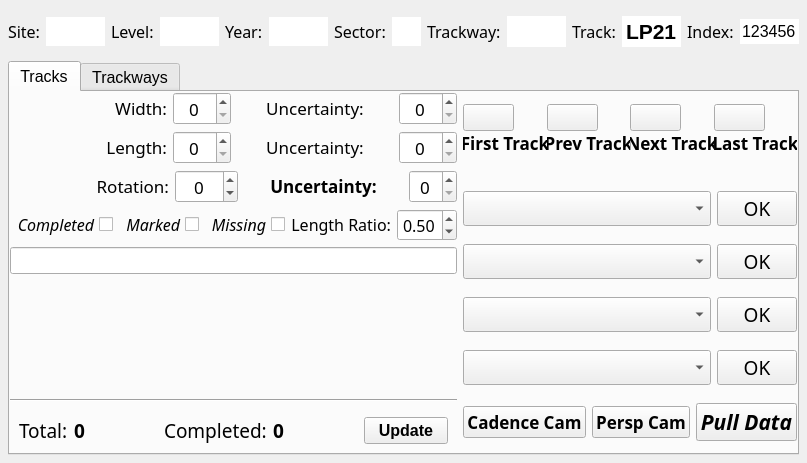
Above: resources/widget/tools/TrackwayManagerWidget/TrackwayManagerWidget.ui from sernst/Cadence before the change. Below: the same form after it.
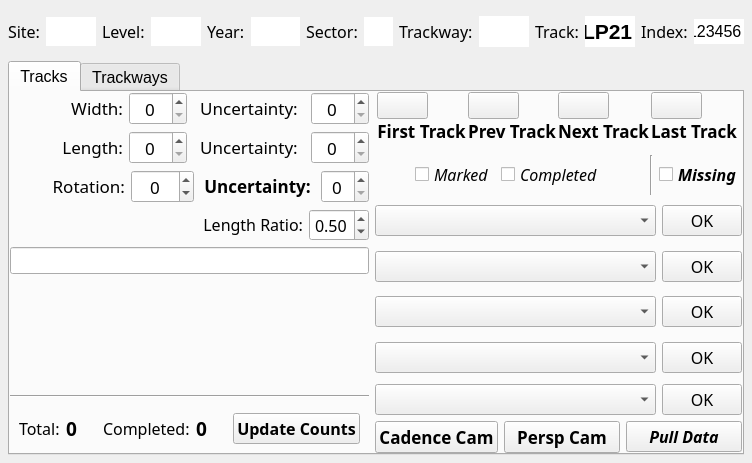
That is the form after the change. Icons and pictures are not drawn.

Commit message: KAS:  Added batched queries, many new functions to UI.  Operational and usable, with minor convenience features to be added.

Diff of the .ui file:
```diff
--- a/resources/widget/tools/TrackwayManagerWidget/TrackwayManagerWidget.ui
+++ b/resources/widget/tools/TrackwayManagerWidget/TrackwayManagerWidget.ui
@@ -795,54 +795,6 @@
              <property name="margin">
               <number>0</number>
              </property>
-             <item>
-              <widget class="QCheckBox" name="completedCkbx">
-               <property name="font">
-                <font>
-                 <italic>true</italic>
-                </font>
-               </property>
-               <property name="layoutDirection">
-                <enum>Qt::RightToLeft</enum>
-               </property>
-               <property name="text">
-                <string>Completed</string>
-               </property>
-               <property name="autoRepeatInterval">
-                <number>100</number>
-               </property>
-              </widget>
-             </item>
-             <item>
-              <widget class="QCheckBox" name="markedCkbx">
-               <property name="font">
-                <font>
-                 <italic>true</italic>
-                </font>
-               </property>
-               <property name="layoutDirection">
-                <enum>Qt::RightToLeft</enum>
-               </property>
-               <property name="text">
-                <string>Marked</string>
-               </property>
-              </widget>
-             </item>
-             <item>
-              <widget class="QCheckBox" name="missingCkbx">
-               <property name="font">
-                <font>
-                 <italic>true</italic>
-                </font>
-               </property>
-               <property name="layoutDirection">
-                <enum>Qt::RightToLeft</enum>
-               </property>
-               <property name="text">
-                <string>Missing</string>
-               </property>
-              </widget>
-             </item>
              <item>
               <widget class="QLabel" name="lbl_22">
                <property name="sizePolicy">
@@ -870,7 +822,7 @@
              <item>
               <widget class="QDoubleSpinBox" name="lengthRatioSbx">
                <property name="sizePolicy">
-                <sizepolicy hsizetype="Expanding" vsizetype="Fixed">
+                <sizepolicy hsizetype="Fixed" vsizetype="Fixed">
                  <horstretch>0</horstretch>
                  <verstretch>0</verstretch>
                 </sizepolicy>
@@ -948,8 +900,8 @@
                </property>
                <property name="font">
                 <font>
-                 <family>Abadi MT Condensed Extra Bold</family>
-                 <pointsize>14</pointsize>
+                 <family>Abadi MT Condensed Light</family>
+                 <pointsize>12</pointsize>
                  <weight>50</weight>
                  <bold>false</bold>
                 </font>
@@ -990,8 +942,8 @@
                </property>
                <property name="font">
                 <font>
-                 <family>Abadi MT Condensed Extra Bold</family>
-                 <pointsize>14</pointsize>
+                 <family>Abadi MT Condensed Light</family>
+                 <pointsize>12</pointsize>
                  <weight>50</weight>
                  <bold>false</bold>
                  <kerning>false</kerning>
@@ -1025,8 +977,16 @@
              </item>
              <item>
               <widget class="QPushButton" name="countsBtn">
+               <property name="sizePolicy">
+                <sizepolicy hsizetype="Expanding" vsizetype="Fixed">
+                 <horstretch>0</horstretch>
+                 <verstretch>0</verstretch>
+                </sizepolicy>
+               </property>
                <property name="font">
                 <font>
+                 <family>Abadi MT Condensed Extra Bold</family>
+                 <pointsize>12</pointsize>
                  <weight>75</weight>
                  <bold>true</bold>
                 </font>
@@ -1038,7 +998,7 @@
                 <enum>Qt::LeftToRight</enum>
                </property>
                <property name="text">
-                <string>Update</string>
+                <string>Update Counts</string>
                </property>
               </widget>
              </item>
@@ -1062,7 +1022,7 @@
            <pointsize>12</pointsize>
           </font>
          </property>
-         <layout class="QVBoxLayout" name="verticalLayout">
+         <layout class="QVBoxLayout" name="verticalLayout" stretch="1,0,1,1,1,1,1,0,0">
           <property name="margin">
            <number>0</number>
           </property>
@@ -1141,8 +1101,8 @@
                   </property>
                   <property name="iconSize">
                    <size>
-                    <width>28</width>
-                    <height>28</height>
+                    <width>24</width>
+                    <height>24</height>
                    </size>
                   </property>
                   <property name="flat">
@@ -1228,8 +1188,8 @@
                   </property>
                   <property name="iconSize">
                    <size>
-                    <width>28</width>
-                    <height>28</height>
+                    <width>24</width>
+                    <height>24</height>
                    </size>
                   </property>
                   <property name="flat">
@@ -1315,8 +1275,8 @@
                   </property>
                   <property name="iconSize">
                    <size>
-                    <width>28</width>
-                    <height>28</height>
+                    <width>24</width>
+                    <height>24</height>
                    </size>
                   </property>
                   <property name="flat">
@@ -1402,8 +1362,8 @@
                   </property>
                   <property name="iconSize">
                    <size>
-                    <width>28</width>
-                    <height>28</height>
+                    <width>24</width>
+                    <height>24</height>
                    </size>
                   </property>
                   <property name="flat">
@@ -1470,10 +1430,111 @@
             </layout>
            </widget>
           </item>
+          <item>
+           <widget class="QWidget" name="flagWidget" native="true">
+            <property name="sizePolicy">
+             <sizepolicy hsizetype="Preferred" vsizetype="Expanding">
+              <horstretch>0</horstretch>
+              <verstretch>0</verstretch>
+             </sizepolicy>
+            </property>
+            <property name="contextMenuPolicy">
+             <enum>Qt::DefaultContextMenu</enum>
+            </property>
+            <layout class="QHBoxLayout" name="horizontalLayout_16" stretch="1,1,1,0,2,0">
+             <property name="margin">
+              <number>0</number>
+             </property>
+             <item>
+              <spacer name="horizontalSpacer">
+               <property name="orientation">
+                <enum>Qt::Horizontal</enum>
+               </property>
+               <property name="sizeHint" stdset="0">
+                <size>
+                 <width>40</width>
+                 <height>20</height>
+                </size>
+               </property>
+              </spacer>
+             </item>
+             <item>
+              <widget class="QCheckBox" name="markedCkbx">
+               <property name="font">
+                <font>
+                 <family>Abadi MT Condensed Extra Bold</family>
+                 <italic>true</italic>
+                </font>
+               </property>
+               <property name="layoutDirection">
+                <enum>Qt::LeftToRight</enum>
+               </property>
+               <property name="text">
+                <string>Marked</string>
+               </property>
+              </widget>
+             </item>
+             <item>
+              <widget class="QCheckBox" name="completedCkbx">
+               <property name="font">
+                <font>
+                 <family>Abadi MT Condensed Extra Bold</family>
+                 <italic>true</italic>
+                </font>
+               </property>
+               <property name="layoutDirection">
+                <enum>Qt::LeftToRight</enum>
+               </property>
+               <property name="text">
+                <string>Completed</string>
+               </property>
+               <property name="autoRepeatInterval">
+                <number>100</number>
+               </property>
+              </widget>
+             </item>
+             <item>
+              <spacer name="horizontalSpacer_2">
+               <property name="orientation">
+                <enum>Qt::Horizontal</enum>
+               </property>
+               <property name="sizeHint" stdset="0">
+                <size>
+                 <width>40</width>
+                 <height>20</height>
+                </size>
+               </property>
+              </spacer>
+             </item>
+             <item>
+              <widget class="Line" name="line_2">
+               <property name="orientation">
+                <enum>Qt::Vertical</enum>
+               </property>
+              </widget>
+             </item>
+             <item>
+              <widget class="QCheckBox" name="missingCkbx">
+               <property name="font">
+                <font>
+                 <family>Abadi MT Condensed Extra Bold</family>
+                 <weight>75</weight>
+                 <italic>true</italic>
+                 <bold>true</bold>
+                </font>
+               </property>
+               <property name="text">
+                <string>Missing</string>
+               </property>
+              </widget>
+             </item>
+            </layout>
+           </widget>
+          </item>
           <item>
            <widget class="QWidget" name="selectionWidget" native="true">
             <property name="sizePolicy">
-             <sizepolicy hsizetype="Ignored" vsizetype="Fixed">
+             <sizepolicy hsizetype="Expanding" vsizetype="Expanding">
               <horstretch>0</horstretch>
               <verstretch>0</verstretch>
              </sizepolicy>
@@ -1501,7 +1562,7 @@
                <property name="font">
                 <font>
                  <family>Abadi MT Condensed Extra Bold</family>
-                 <pointsize>14</pointsize>
+                 <pointsize>12</pointsize>
                  <weight>50</weight>
                  <italic>false</italic>
                  <bold>false</bold>
@@ -1524,7 +1585,7 @@
                <property name="font">
                 <font>
                  <family>Abadi MT Condensed Extra Bold</family>
-                 <pointsize>14</pointsize>
+                 <pointsize>12</pointsize>
                  <weight>50</weight>
                  <italic>false</italic>
                  <bold>false</bold>
@@ -1541,7 +1602,7 @@
           <item>
            <widget class="QWidget" name="operationWidget" native="true">
             <property name="sizePolicy">
-             <sizepolicy hsizetype="Expanding" vsizetype="Fixed">
+             <sizepolicy hsizetype="Expanding" vsizetype="Expanding">
               <horstretch>0</horstretch>
               <verstretch>0</verstretch>
              </sizepolicy>
@@ -1569,7 +1630,7 @@
                <property name="font">
                 <font>
                  <family>Abadi MT Condensed Extra Bold</family>
-                 <pointsize>14</pointsize>
+                 <pointsize>12</pointsize>
                  <weight>50</weight>
                  <italic>false</italic>
                  <bold>false</bold>
@@ -1594,7 +1655,7 @@
                <property name="font">
                 <font>
                  <family>Abadi MT Condensed Extra Bold</family>
-                 <pointsize>14</pointsize>
+                 <pointsize>12</pointsize>
                  <weight>50</weight>
                  <italic>false</italic>
                  <bold>false</bold>
@@ -1611,7 +1672,7 @@
           <item>
            <widget class="QWidget" name="operationWidget_2" native="true">
             <property name="sizePolicy">
-             <sizepolicy hsizetype="Expanding" vsizetype="Fixed">
+             <sizepolicy hsizetype="Expanding" vsizetype="Expanding">
               <horstretch>0</horstretch>
               <verstretch>0</verstretch>
              </sizepolicy>
@@ -1639,7 +1700,7 @@
                <property name="font">
                 <font>
                  <family>Abadi MT Condensed Extra Bold</family>
-                 <pointsize>14</pointsize>
+                 <pointsize>12</pointsize>
                  <weight>50</weight>
                  <italic>false</italic>
                  <bold>false</bold>
@@ -1661,7 +1722,7 @@
                <property name="font">
                 <font>
                  <family>Abadi MT Condensed Extra Bold</family>
-                 <pointsize>14</pointsize>
+                 <pointsize>12</pointsize>
                  <weight>50</weight>
                  <italic>false</italic>
                  <bold>false</bold>
@@ -1678,7 +1739,7 @@
           <item>
            <widget class="QWidget" name="operationWidget_3" native="true">
             <property name="sizePolicy">
-             <sizepolicy hsizetype="Expanding" vsizetype="Fixed">
+             <sizepolicy hsizetype="Expanding" vsizetype="Expanding">
               <horstretch>0</horstretch>
               <verstretch>0</verstretch>
              </sizepolicy>
@@ -1706,7 +1767,7 @@
                <property name="font">
                 <font>
                  <family>Abadi MT Condensed Extra Bold</family>
-                 <pointsize>14</pointsize>
+                 <pointsize>12</pointsize>
                  <weight>50</weight>
                  <italic>false</italic>
                  <bold>false</bold>
@@ -1728,7 +1789,7 @@
                <property name="font">
                 <font>
                  <family>Abadi MT Condensed Extra Bold</family>
-                 <pointsize>14</pointsize>
+                 <pointsize>12</pointsize>
                  <weight>50</weight>
                  <italic>false</italic>
                  <bold>false</bold>
@@ -1745,7 +1806,7 @@
           <item>
            <widget class="QWidget" name="widget" native="true">
             <property name="sizePolicy">
-             <sizepolicy hsizetype="Expanding" vsizetype="Fixed">
+             <sizepolicy hsizetype="Expanding" vsizetype="Expanding">
               <horstretch>0</horstretch>
               <verstretch>0</verstretch>
              </sizepolicy>
@@ -1753,7 +1814,75 @@
             <property name="font">
              <font>
               <family>Lucida Grande</family>
-              <underline>false</underline>
+             </font>
+            </property>
+            <layout class="QHBoxLayout" name="horizontalLayout_17" stretch="5,1">
+             <property name="spacing">
+              <number>-1</number>
+             </property>
+             <property name="margin">
+              <number>0</number>
+             </property>
+             <item>
+              <widget class="QComboBox" name="operation4Cmbx">
+               <property name="sizePolicy">
+                <sizepolicy hsizetype="Expanding" vsizetype="Fixed">
+                 <horstretch>0</horstretch>
+                 <verstretch>0</verstretch>
+                </sizepolicy>
+               </property>
+               <property name="font">
+                <font>
+                 <family>Abadi MT Condensed Extra Bold</family>
+                 <pointsize>12</pointsize>
+                 <weight>50</weight>
+                 <italic>false</italic>
+                 <bold>false</bold>
+                </font>
+               </property>
+               <property name="currentIndex">
+                <number>-1</number>
+               </property>
+              </widget>
+             </item>
+             <item>
+              <widget class="QPushButton" name="operation4Btn">
+               <property name="sizePolicy">
+                <sizepolicy hsizetype="Expanding" vsizetype="Fixed">
+                 <horstretch>0</horstretch>
+                 <verstretch>0</verstretch>
+                </sizepolicy>
+               </property>
+               <property name="font">
+                <font>
+                 <family>Abadi MT Condensed Extra Bold</family>
+                 <pointsize>12</pointsize>
+                 <weight>50</weight>
+                 <italic>false</italic>
+                 <bold>false</bold>
+                </font>
+               </property>
+               <property name="text">
+                <string>OK</string>
+               </property>
+              </widget>
+             </item>
+            </layout>
+           </widget>
+          </item>
+          <item>
+           <widget class="QWidget" name="camWidget" native="true">
+            <property name="sizePolicy">
+             <sizepolicy hsizetype="Expanding" vsizetype="Fixed">
+              <horstretch>0</horstretch>
+              <verstretch>0</verstretch>
+             </sizepolicy>
+            </property>
+            <property name="font">
+             <font>
+              <family>Abadi MT Condensed Extra Bold</family>
+              <weight>75</weight>
+              <bold>true</bold>
              </font>
             </property>
             <property name="contextMenuPolicy">
@@ -1821,7 +1950,7 @@
                <property name="font">
                 <font>
                  <family>Abadi MT Condensed Extra Bold</family>
-                 <pointsize>16</pointsize>
+                 <pointsize>12</pointsize>
                  <weight>75</weight>
                  <italic>true</italic>
                  <bold>true</bold>
```
Left out of the diff: 8 changed lines with no effect on the pictures. The commit also changes 4 other files.
